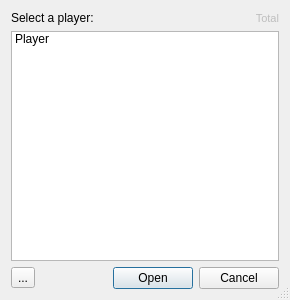
This is starcheat/templates/OpenPlayer.ui in wizzomafizzo/starcheat as Qt 5 draws it before an edit. The edited form follows.
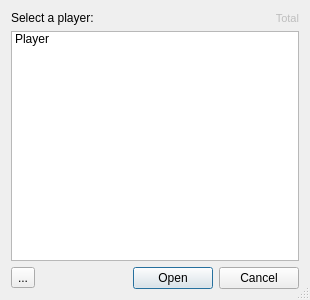
This is the edited form. Icons and pictures are not drawn.

What changed in the file:
```diff
--- a/starcheat/templates/OpenPlayer.ui
+++ b/starcheat/templates/OpenPlayer.ui
@@ -6,7 +6,7 @@
    <rect>
     <x>0</x>
     <y>0</y>
-    <width>290</width>
+    <width>310</width>
     <height>300</height>
    </rect>
   </property>
```
Left out of the diff: 2 changed lines with no effect on the pictures.
